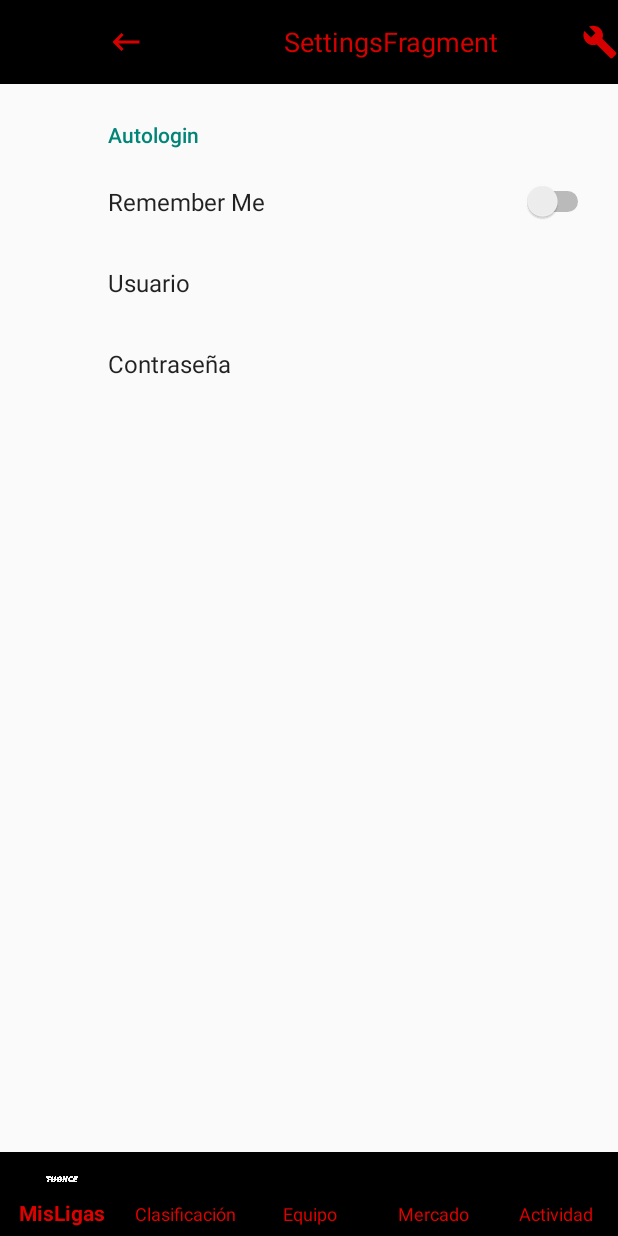
After one commit to UniExtremadura/gps-project-ga-03, an Android app built with Jetpack Compose: the SettingsFragment screen opened through its navigation route, on a phone screen of 412 x 824 dp. The commit adds this screen. Run offline under Robolectric (Android 15) with nearby library versions, the phone set to English and light mode, and no system bars; our stand-ins replace androidx.preference, navigation-ui.

Commit message:
T10 - HU13: Diseño de Interfaz (UI) para el Botón de Preferencias. Primera Parte

```diff
--- a/app/build.gradle.kts
+++ b/app/build.gradle.kts
@@ -56,6 +56,7 @@ android {
 
 
 dependencies {
+    implementation("androidx.preference:preference:1.2.1")
     val room_version = "2.5.0"
     implementation("androidx.room:room-runtime:$room_version")
     annotationProcessor("androidx.room:room-compiler:$room_version")
@@ -82,6 +83,8 @@ dependencies {
 
     // Jetpack Compose Integration
     implementation("androidx.navigation:navigation-compose:$navVersion")
+
+    implementation("androidx.preference:preference-ktx:1.2.0")
 
     implementation("androidx.core:core-ktx:1.9.0")
     implementation("androidx.lifecycle:lifecycle-runtime-ktx:2.6.1")
--- a/app/src/main/java/uex/aseegps/ga03/tuonce/view/Home/HomeActivity.kt
+++ b/app/src/main/java/uex/aseegps/ga03/tuonce/view/Home/HomeActivity.kt
@@ -53,6 +53,7 @@ class HomeActivity : AppCompatActivity() {
             onBackPressed()
         }
 
+
         // Configura un oyente para los cambios de navegación
         navController.addOnDestinationChangedListener { _, destination, _ ->
             // Actualiza el título según la opción seleccionada en la barra de navegación inferior
--- /dev/null
+++ b/app/src/main/java/uex/aseegps/ga03/tuonce/view/Home/SettingsFragment.kt
@@ -0,0 +1,12 @@
+package uex.aseegps.ga03.tuonce.view.Home
+
+import android.os.Bundle
+import androidx.preference.PreferenceFragmentCompat
+import uex.aseegps.ga03.tuonce.R
+
+class SettingsFragment : PreferenceFragmentCompat() {
+
+    override fun onCreatePreferences(savedInstanceState: Bundle?, rootKey: String?) {
+        setPreferencesFromResource(R.xml.preferences, rootKey)
+    }
+}
--- a/app/src/main/res/navigation/barra_navegacion.xml
+++ b/app/src/main/res/navigation/barra_navegacion.xml
@@ -4,6 +4,10 @@
     xmlns:tools="http://schemas.android.com/tools"
     android:id="@+id/barra_navegacion"
     app:startDestination="@id/misLigasFragment">
+
+    <action
+        android:id="@+id/action_home_to_settingsFragment"
+        app:destination="@+id/settingsFragment" />
 
     <fragment
         android:id="@+id/misLigasFragment"
@@ -30,4 +34,8 @@
         android:name="uex.aseegps.ga03.tuonce.view.Home.MercadoFragment"
         android:label="Mercado"
         tools:layout="@layout/fragment_mercado" />
+    <fragment
+        android:id="@+id/settingsFragment"
+        android:name="uex.aseegps.ga03.tuonce.view.Home.SettingsFragment"
+        android:label="SettingsFragment" />
 </navigation>
--- /dev/null
+++ b/app/src/main/res/xml/preferences.xml
@@ -0,0 +1,33 @@
+<?xml version="1.0" encoding="utf-8"?>
+<PreferenceScreen xmlns:app="http://schemas.android.com/apk/res-auto"
+    xmlns:android="http://schemas.android.com/apk/res/android">
+
+    <PreferenceCategory
+        android:layout_width="wrap_content"
+        android:layout_height="wrap_content"
+        android:title="Autologin">
+        <SwitchPreference
+            android:defaultValue="false"
+            android:key="rememberme"
+            android:title="Remember Me" />
+        <EditTextPreference
+            android:layout_width="wrap_content"
+            android:layout_height="wrap_content"
+            android:defaultValue="Default usuario"
+            android:key="usurname"
+            android:selectAllOnFocus="true"
+            android:singleLine="true"
+            android:title="Usuario"
+            android:useSimpleSummaryProvider="true" />
+        <EditTextPreference
+            android:layout_width="wrap_content"
+            android:layout_height="wrap_content"
+            android:defaultValue="12345"
+            android:key="password"
+            android:selectAllOnFocus="true"
+            android:singleLine="true"
+            android:title="Contraseña"
+            android:useSimpleSummaryProvider="true"/>
+    </PreferenceCategory>
+
+</PreferenceScreen>
```
Also changed, not shown: app/src/main/res/values/arrays.xml (added, +12 -0 lines), app/src/main/res/values/strings.xml (+14 -0 lines).
